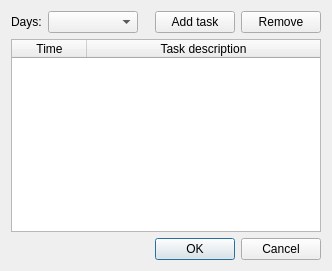
This is plugins/schedule/gui/settings_dialog.ui in Kolcha/DigitalClock4 as Qt 5 draws it before an edit. The edited form follows.
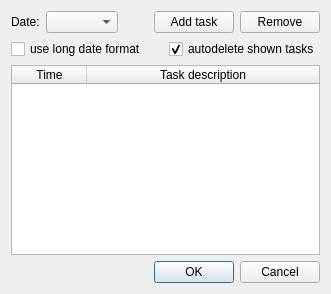
This is the edited form. Icons and pictures are not drawn.

Commit message:
added settings to schedule plugin
branch : plugins

Diff of the .ui file:
```diff
--- a/plugins/schedule/gui/settings_dialog.ui
+++ b/plugins/schedule/gui/settings_dialog.ui
@@ -6,8 +6,8 @@
    <rect>
     <x>0</x>
     <y>0</y>
-    <width>332</width>
-    <height>271</height>
+    <width>331</width>
+    <height>294</height>
    </rect>
   </property>
   <property name="windowTitle">
@@ -20,25 +20,18 @@
   <property name="modal">
    <bool>true</bool>
   </property>
-  <layout class="QVBoxLayout" name="verticalLayout" stretch="0,1,0">
-   <item>
+  <layout class="QGridLayout" name="gridLayout">
+   <item row="0" column="0" colspan="2">
     <layout class="QHBoxLayout" name="horizontalLayout">
      <item>
       <widget class="QLabel" name="days_label">
        <property name="text">
-        <string>Days:</string>
+        <string>Date:</string>
        </property>
       </widget>
      </item>
      <item>
-      <widget class="QComboBox" name="days_box">
-       <property name="minimumSize">
-        <size>
-         <width>90</width>
-         <height>0</height>
-        </size>
-       </property>
-      </widget>
+      <widget class="QComboBox" name="days_box"/>
      </item>
      <item>
       <spacer name="horizontalSpacer">
@@ -77,7 +70,24 @@
      </item>
     </layout>
    </item>
-   <item>
+   <item row="1" column="0">
+    <widget class="QCheckBox" name="long_format">
+     <property name="text">
+      <string>use long date format</string>
+     </property>
+    </widget>
+   </item>
+   <item row="1" column="1">
+    <widget class="QCheckBox" name="autodelete">
+     <property name="text">
+      <string>autodelete shown tasks</string>
+     </property>
+     <property name="checked">
+      <bool>true</bool>
+     </property>
+    </widget>
+   </item>
+   <item row="2" column="0" colspan="2">
     <widget class="QTableWidget" name="tasks_table">
      <property name="editTriggers">
       <set>QAbstractItemView::NoEditTriggers</set>
@@ -109,7 +119,7 @@
      </column>
     </widget>
    </item>
-   <item>
+   <item row="3" column="0" colspan="2">
     <widget class="QDialogButtonBox" name="buttonBox">
      <property name="orientation">
       <enum>Qt::Horizontal</enum>
```
Left out of the diff: 27 changed lines with no effect on the pictures. The commit also changes 12 other files.
